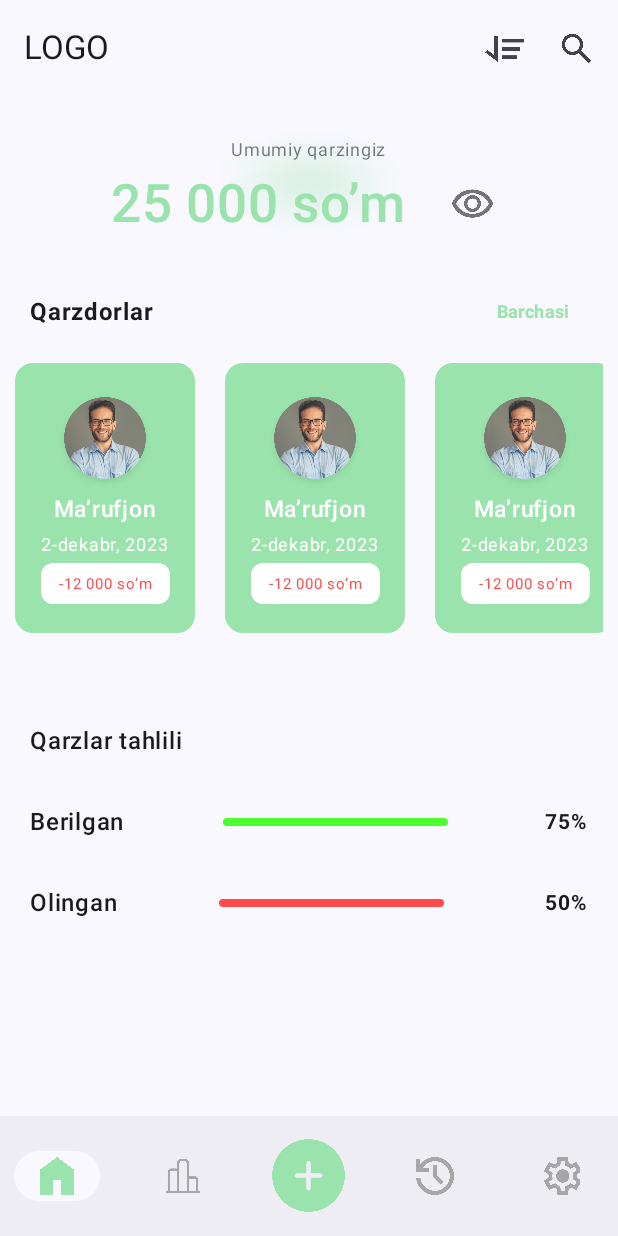
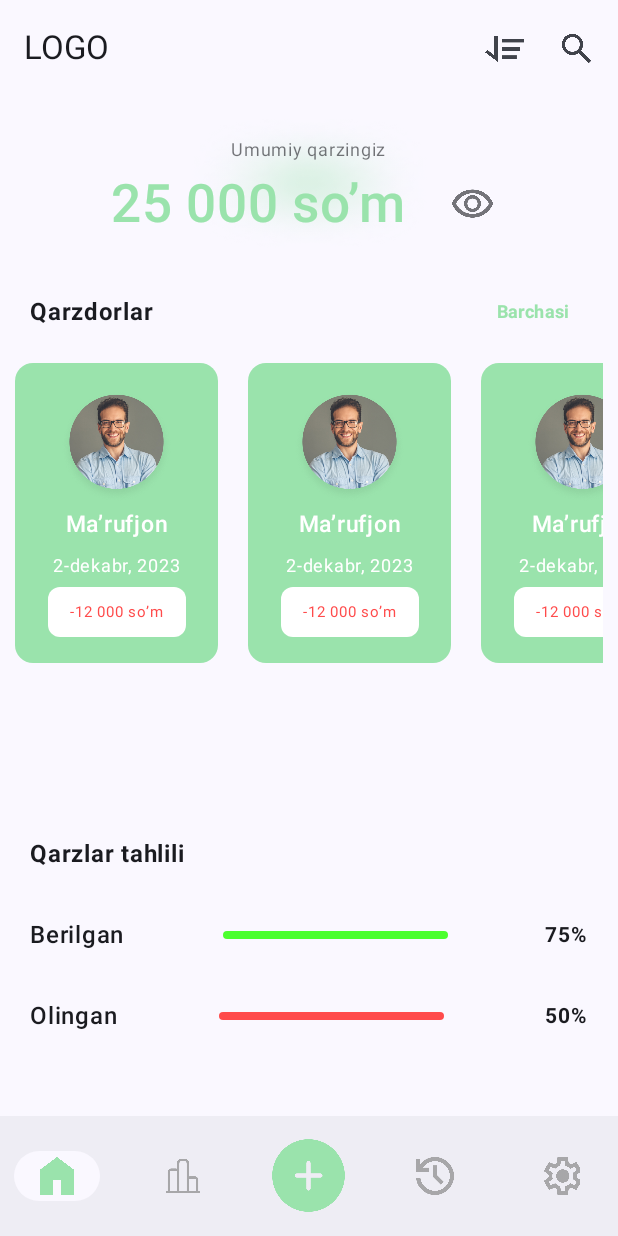
Before and after one commit to jurabek003/CashCare, an Android app built with Jetpack Compose: the screen it shows after launch (MainActivity), on a phone screen of 412 x 824 dp. Run offline under Robolectric (Android 15) with nearby library versions, the phone set to English and light mode, and no system bars.

Commit message:
app ui update

```diff
--- a/app/src/main/java/uz/turgunboyevjurabek/cashcare/MainActivity.kt
+++ b/app/src/main/java/uz/turgunboyevjurabek/cashcare/MainActivity.kt
@@ -17,8 +17,8 @@ import androidx.compose.ui.Modifier
 import androidx.compose.ui.tooling.preview.Preview
 import androidx.navigation.compose.rememberNavController
 import uz.turgunboyevjurabek.cashcare.Model.AuthNavigation.AuthNavigation
-import uz.turgunboyevjurabek.cashcare.View.Authorization.InputSmsScreen
-import uz.turgunboyevjurabek.cashcare.View.home.HomeScreen
+import uz.turgunboyevjurabek.cashcare.Prezentation.ViewScreens.Authorization.InputSmsScreen
+import uz.turgunboyevjurabek.cashcare.Prezentation.ViewScreens.home.HomeScreen
 import uz.turgunboyevjurabek.cashcare.ui.theme.CashCareTheme
 
 class MainActivity : ComponentActivity() {
--- a/app/src/main/java/uz/turgunboyevjurabek/cashcare/View/UIElements/CustomEdit.kt
+++ b/app/src/main/java/uz/turgunboyevjurabek/cashcare/Prezentation/UIElements/CustomEdit.kt
@@ -1,6 +1,6 @@
 @file:OptIn(ExperimentalMaterial3Api::class, ExperimentalFoundationApi::class)
 
-package uz.turgunboyevjurabek.cashcare.View.UIElements
+package uz.turgunboyevjurabek.cashcare.Prezentation.UIElements
 
 import androidx.compose.foundation.ExperimentalFoundationApi
 import androidx.compose.foundation.background
--- a/app/src/main/java/uz/turgunboyevjurabek/cashcare/View/Authorization/PhoneNumberScreen.kt
+++ b/app/src/main/java/uz/turgunboyevjurabek/cashcare/Prezentation/ViewScreens/Authorization/InputSmsScreen.kt
@@ -1,9 +1,9 @@
-package uz.turgunboyevjurabek.cashcare.View.Authorization
+package uz.turgunboyevjurabek.cashcare.Prezentation.ViewScreens.Authorization
 
-import android.widget.Toast
+import androidx.compose.foundation.BorderStroke
 import androidx.compose.foundation.Image
 import androidx.compose.foundation.background
-import androidx.compose.foundation.clickable
+import androidx.compose.foundation.border
 import androidx.compose.foundation.layout.Arrangement
 import androidx.compose.foundation.layout.Box
 import androidx.compose.foundation.layout.Column
@@ -15,6 +15,7 @@ import androidx.compose.foundation.layout.padding
 import androidx.compose.foundation.layout.size
 import androidx.compose.foundation.layout.width
 import androidx.compose.foundation.shape.RoundedCornerShape
+import androidx.compose.foundation.text.BasicTextField
 import androidx.compose.material3.Button
 import androidx.compose.material3.ButtonDefaults
 import androidx.compose.material3.Text
@@ -36,27 +37,29 @@ import androidx.compose.ui.unit.dp
 import androidx.compose.ui.unit.sp
 import androidx.navigation.NavController
 import androidx.navigation.compose.rememberNavController
+import com.yogeshpaliyal.speld.PinInput
 import uz.turgunboyevjurabek.cashcare.R
-import uz.turgunboyevjurabek.cashcare.View.UIElements.CustomEdit
+
+
+import uz.turgunboyevjurabek.cashcare.Prezentation.UIElements.PinView
+
 
 @Composable
-fun PhoneNumberScreen(navController: NavController) {
+fun InputSmsScreen(navController: NavController) {
     Column(
         modifier = Modifier
             .fillMaxSize(),
         horizontalAlignment = Alignment.CenterHorizontally,
         verticalArrangement = Arrangement.Center
     ) {
-        var son by remember {
+        var sms by remember {
             mutableStateOf("")
         }
         Row(
             modifier = Modifier
                 .fillMaxWidth()
                 .weight(1f)
-        ) {
-
-        }
+        ) {}
 
         Box(
             modifier = Modifier
@@ -72,7 +75,7 @@ fun PhoneNumberScreen(navController: NavController) {
                     .size(20.dp)
             )
             Text(
-                text = "Telefon raqamingizni kiriting",
+                text = "Sms kodni kiriting",
                 fontWeight = FontWeight.ExtraBold,
                 fontSize = 20.sp,
                 modifier = Modifier
@@ -80,17 +83,18 @@ fun PhoneNumberScreen(navController: NavController) {
             )
         }
 
-
-
         Column(
             modifier = Modifier
                 .fillMaxWidth()
                 .weight(2f)
                 .padding(start = 20.dp, end = 20.dp),
+            horizontalAlignment = Alignment.CenterHorizontally
         ) {
-            Text(text = "Telefon raqam:", fontSize = 12.sp)
-            son=CustomEdit()
-            val context= LocalContext.current
+
+            val text = remember { mutableStateOf("") }
+            PinView()
+
+
         }
         Row(
             modifier = Modifier
@@ -105,7 +109,7 @@ fun PhoneNumberScreen(navController: NavController) {
                     .height(45.dp),
                 shape = RoundedCornerShape(10.dp),
                 colors = ButtonDefaults.buttonColors(
-                    containerColor =  if (son != ""){
+                    containerColor =  if (sms != ""){
                         colorResource(id = R.color.bacUI)
                     }else{
                         Color.Cyan
@@ -113,7 +117,7 @@ fun PhoneNumberScreen(navController: NavController) {
                     contentColor = Color.White,
                 ),
                 onClick = {
-                    navController.navigate("InputSmsScreen")
+                    navController.navigate("RegisterScreen")
                 }) {
                 Text(text = "Boshlash", fontSize = 12.sp)
             }
@@ -127,7 +131,8 @@ fun PhoneNumberScreen(navController: NavController) {
 
 @Preview(showSystemUi = true)
 @Composable
-private fun UIPhoneNumber() {
+private fun SmsScreenUi() {
     val navController= rememberNavController()
-    PhoneNumberScreen(navController)
+    InputSmsScreen(navController)
+
 }
--- a/app/src/main/java/uz/turgunboyevjurabek/cashcare/View/Authorization/LanguageScreen.kt
+++ b/app/src/main/java/uz/turgunboyevjurabek/cashcare/Prezentation/ViewScreens/Authorization/LanguageScreen.kt
@@ -1,4 +1,4 @@
-package uz.turgunboyevjurabek.cashcare.View.Authorization
+package uz.turgunboyevjurabek.cashcare.Prezentation.ViewScreens.Authorization
 
 import androidx.compose.foundation.Image
 import androidx.compose.foundation.background
--- a/app/src/main/java/uz/turgunboyevjurabek/cashcare/View/Authorization/InputSmsScreen.kt
+++ b/app/src/main/java/uz/turgunboyevjurabek/cashcare/Prezentation/ViewScreens/Authorization/PhoneNumberScreen.kt
@@ -1,9 +1,9 @@
-package uz.turgunboyevjurabek.cashcare.View.Authorization
+package uz.turgunboyevjurabek.cashcare.Prezentation.ViewScreens.Authorization
 
-import androidx.compose.foundation.BorderStroke
+import android.widget.Toast
 import androidx.compose.foundation.Image
 import androidx.compose.foundation.background
-import androidx.compose.foundation.border
+import androidx.compose.foundation.clickable
 import androidx.compose.foundation.layout.Arrangement
 import androidx.compose.foundation.layout.Box
 import androidx.compose.foundation.layout.Column
@@ -15,7 +15,6 @@ import androidx.compose.foundation.layout.padding
 import androidx.compose.foundation.layout.size
 import androidx.compose.foundation.layout.width
 import androidx.compose.foundation.shape.RoundedCornerShape
-import androidx.compose.foundation.text.BasicTextField
 import androidx.compose.material3.Button
 import androidx.compose.material3.ButtonDefaults
 import androidx.compose.material3.Text
@@ -37,29 +36,27 @@ import androidx.compose.ui.unit.dp
 import androidx.compose.ui.unit.sp
 import androidx.navigation.NavController
 import androidx.navigation.compose.rememberNavController
-import com.yogeshpaliyal.speld.PinInput
 import uz.turgunboyevjurabek.cashcare.R
-
-
-import uz.turgunboyevjurabek.cashcare.View.UIElements.PinView
-
+import uz.turgunboyevjurabek.cashcare.Prezentation.UIElements.CustomEdit
 
 @Composable
-fun InputSmsScreen(navController: NavController) {
+fun PhoneNumberScreen(navController: NavController) {
     Column(
         modifier = Modifier
             .fillMaxSize(),
         horizontalAlignment = Alignment.CenterHorizontally,
         verticalArrangement = Arrangement.Center
     ) {
-        var sms by remember {
+        var son by remember {
             mutableStateOf("")
         }
         Row(
             modifier = Modifier
                 .fillMaxWidth()
                 .weight(1f)
-        ) {}
+        ) {
+
+        }
 
         Box(
             modifier = Modifier
@@ -75,7 +72,7 @@ fun InputSmsScreen(navController: NavController) {
                     .size(20.dp)
             )
             Text(
-                text = "Sms kodni kiriting",
+                text = "Telefon raqamingizni kiriting",
                 fontWeight = FontWeight.ExtraBold,
                 fontSize = 20.sp,
                 modifier = Modifier
@@ -83,18 +80,17 @@ fun InputSmsScreen(navController: NavController) {
             )
         }
 
+
+
         Column(
             modifier = Modifier
                 .fillMaxWidth()
                 .weight(2f)
                 .padding(start = 20.dp, end = 20.dp),
-            horizontalAlignment = Alignment.CenterHorizontally
         ) {
-
-            val text = remember { mutableStateOf("") }
-            PinView()
-
-
+            Text(text = "Telefon raqam:", fontSize = 12.sp)
+            son= CustomEdit()
+            val context= LocalContext.current
         }
         Row(
             modifier = Modifier
@@ -109,7 +105,7 @@ fun InputSmsScreen(navController: NavController) {
                     .height(45.dp),
                 shape = RoundedCornerShape(10.dp),
                 colors = ButtonDefaults.buttonColors(
-                    containerColor =  if (sms != ""){
+                    containerColor =  if (son != ""){
                         colorResource(id = R.color.bacUI)
                     }else{
                         Color.Cyan
@@ -117,7 +113,7 @@ fun InputSmsScreen(navController: NavController) {
                     contentColor = Color.White,
                 ),
                 onClick = {
-                    navController.navigate("RegisterScreen")
+                    navController.navigate("InputSmsScreen")
                 }) {
                 Text(text = "Boshlash", fontSize = 12.sp)
             }
@@ -131,8 +127,7 @@ fun InputSmsScreen(navController: NavController) {
 
 @Preview(showSystemUi = true)
 @Composable
-private fun SmsScreenUi() {
+private fun UIPhoneNumber() {
     val navController= rememberNavController()
-    InputSmsScreen(navController)
-
+    PhoneNumberScreen(navController)
 }
--- a/app/src/main/java/uz/turgunboyevjurabek/cashcare/View/Authorization/WelcomeScreen.kt
+++ b/app/src/main/java/uz/turgunboyevjurabek/cashcare/Prezentation/ViewScreens/Authorization/WelcomeScreen.kt
@@ -1,4 +1,4 @@
-package uz.turgunboyevjurabek.cashcare.View.Authorization
+package uz.turgunboyevjurabek.cashcare.Prezentation.ViewScreens.Authorization
 
 import androidx.compose.foundation.Image
 import androidx.compose.foundation.background
--- a/app/src/main/java/uz/turgunboyevjurabek/cashcare/View/home/HomeScreen.kt
+++ b/app/src/main/java/uz/turgunboyevjurabek/cashcare/Prezentation/ViewScreens/home/HomeScreen.kt
@@ -4,7 +4,7 @@
     ExperimentalMaterial3Api::class
 )
 
-package uz.turgunboyevjurabek.cashcare.View.home
+package uz.turgunboyevjurabek.cashcare.Prezentation.ViewScreens.home
 
 import android.annotation.SuppressLint
 import android.app.ActionBar
@@ -68,7 +68,7 @@ import androidx.compose.ui.unit.dp
 import androidx.compose.ui.unit.sp
 import uz.turgunboyevjurabek.cashcare.Model.madels.BottomNavigationItem
 import uz.turgunboyevjurabek.cashcare.R
-import uz.turgunboyevjurabek.cashcare.View.UIElements.NameEdit
+import uz.turgunboyevjurabek.cashcare.Prezentation.UIElements.NameEdit
 
 @SuppressLint("UnusedMaterial3ScaffoldPaddingParameter", "AutoboxingStateCreation")
 @Composable
@@ -191,9 +191,6 @@ fun HomeScreen() {
                     modifier = Modifier.fillMaxWidth(),
                     horizontalAlignment = Alignment.CenterHorizontally
                 ) {
-                    val text by remember {
-                        mutableStateOf("")
-                    }
                     Box(
                         modifier = Modifier.height(120.dp)
                     ) {
@@ -280,10 +277,19 @@ fun HomeScreen() {
                     }
                 }
 
+                Column(
+                    modifier = Modifier
+                        .fillMaxWidth()
+                        .weight(1.5f)
+                        .wrapContentHeight()
+                    ,
+                    verticalArrangement = Arrangement.Bottom
+
+                ) {
                     Text(
                         text = "Qarzlar tahlili",
                         fontSize = 16.sp,
-                    fontWeight = FontWeight.Medium,
+                        fontWeight = FontWeight.Bold,
                         modifier = Modifier
                             .padding(top = 50.dp, start = 20.dp)
                     )
@@ -347,6 +353,8 @@ fun HomeScreen() {
                 }
 
             }
+
+        }
     }
 }
 
--- a/app/src/main/java/uz/turgunboyevjurabek/cashcare/View/home/HorizontalDeptListUI.kt
+++ b/app/src/main/java/uz/turgunboyevjurabek/cashcare/Prezentation/ViewScreens/home/HorizontalDeptListUI.kt
@@ -1,4 +1,4 @@
-package uz.turgunboyevjurabek.cashcare.View.home
+package uz.turgunboyevjurabek.cashcare.Prezentation.ViewScreens.home
 
 import androidx.compose.foundation.Image
 import androidx.compose.foundation.background
@@ -32,8 +32,8 @@ fun HorizontalDeptListUI() {
 
     Box(
         modifier = Modifier
-            .width(120.dp)
-            .height(180.dp)
+            .width(135.dp)
+            .height(200.dp)
             .clip(RoundedCornerShape(12.dp))
     ){
         Column(
@@ -42,32 +42,36 @@ fun HorizontalDeptListUI() {
                 .background(color = colorResource(id = R.color.color1)),
             horizontalAlignment = Alignment.CenterHorizontally,
             verticalArrangement = Arrangement.Center
-
-        ) {
-            Spacer(modifier = Modifier.height(10.dp).fillMaxWidth())
+        ){
             Image(
                 painter = painterResource(id = R.drawable.avatar),
                 contentDescription = null,
                 modifier = Modifier
-                    .size(65.dp)
+                    .size(75.dp)
+
+
             )
             Text(
                 text = "Ma’rufjon",
                 fontWeight = FontWeight.Medium,
                 fontSize = 15.sp,
-                color = Color.White
+                color = Color.White,
+                modifier = Modifier
+                    .padding(2.dp)
             )
              Text(
                 text = "2-dekabr, 2023",
                 fontWeight = FontWeight.Normal,
                 fontSize = 12.sp,
-                color = Color.White
+                color = Color.White,
+                 modifier = Modifier
+                     .padding(2.dp)
             )
 
             Box(
                 modifier = Modifier
-                    .height(27.dp)
-                    .width(86.dp)
+                    .height(33.dp)
+                    .width(92.dp)
                     .clip(RoundedCornerShape(8.dp)),
 
             ){
@@ -85,7 +89,7 @@ fun HorizontalDeptListUI() {
                     )
                 }
             }
-            Spacer(modifier = Modifier.height(10.dp).fillMaxWidth())
+
         }
 
     }
--- a/app/src/main/java/uz/turgunboyevjurabek/cashcare/View/abs.kt
+++ /dev/null
@@ -1,4 +0,0 @@
-package uz.turgunboyevjurabek.cashcare.View
-
-class abs {
-}
```
Also changed, not shown: app/src/main/java/uz/turgunboyevjurabek/cashcare/Model/AuthNavigation/AuthNavigation.kt (+5 -5 lines), app/src/main/java/uz/turgunboyevjurabek/cashcare/Prezentation/ViewScreens/Authorization/RegisterScreen.kt (renamed from app/src/main/java/uz/turgunboyevjurabek/cashcare/View/Authorization/RegisterScreen.kt, +4 -4 lines). Lines whose indentation alone changed are shown as unchanged.
